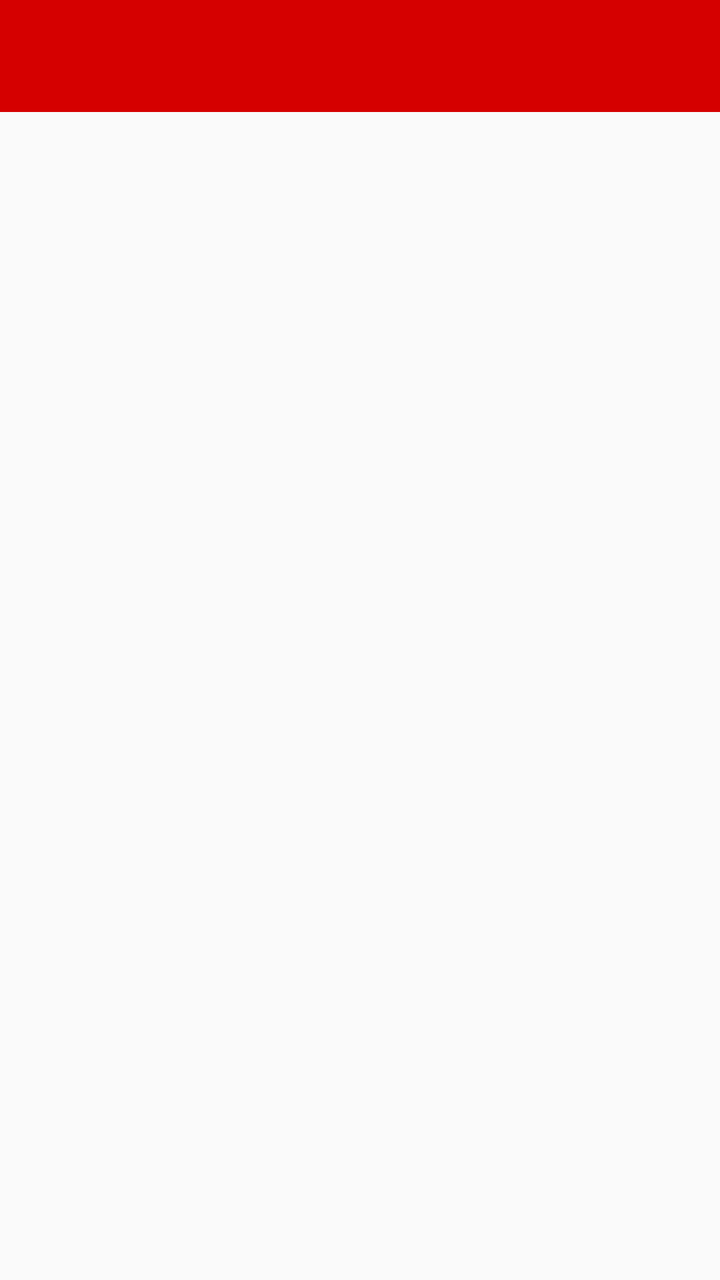
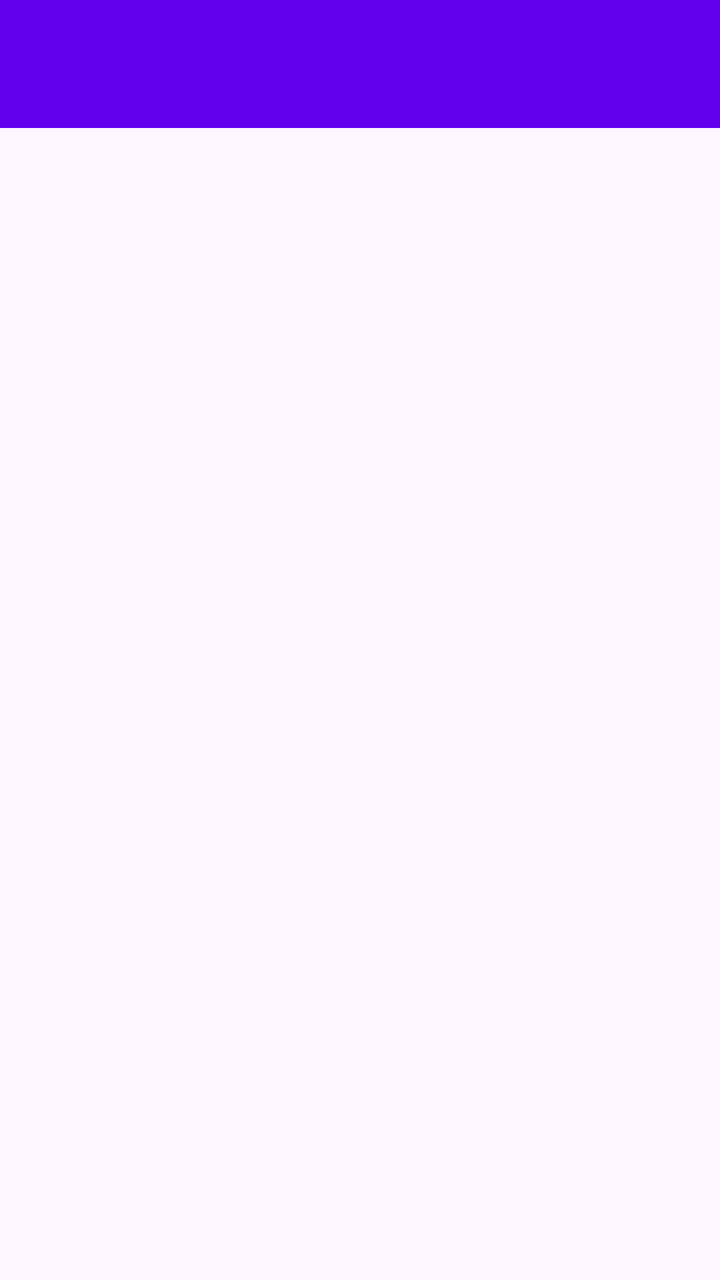

Before-and-after screenshots of an Android layout around one commit, followed by the original layout XML and the change that was made.
<!-- AndroidManifest.xml: activity theme Theme.Quiz1 -->
<!-- res/layout/activity_menu.xml -->
<?xml version="1.0" encoding="utf-8"?>
<androidx.drawerlayout.widget.DrawerLayout xmlns:android="http://schemas.android.com/apk/res/android"
    android:id="@+id/drawerLayout"
    android:layout_width="match_parent"
    android:layout_height="match_parent">

    
    <LinearLayout
        android:layout_width="match_parent"
        android:layout_height="match_parent"
        android:orientation="vertical">

        <androidx.appcompat.widget.Toolbar
            android:id="@+id/toolbar"
            android:layout_width="match_parent"
            android:layout_height="?attr/actionBarSize"
            android:background="?attr/colorPrimary"
            android:theme="@style/ThemeOverlay.AppCompat.Dark.ActionBar" />

        <FrameLayout
            android:id="@+id/contenedorFragmento"
            android:layout_width="match_parent"
            android:layout_height="0dp"
            android:layout_weight="1" />
    </LinearLayout>

    
    <LinearLayout
        android:layout_width="280dp"
        android:layout_height="match_parent"
        android:layout_gravity="start"
        android:orientation="vertical"
        android:padding="16dp"
        android:background="#FFFFFF">

        
        <TextView
            android:id="@+id/tvTituloMenu"
            android:layout_width="wrap_content"
            android:layout_height="wrap_content"
            android:text="Gestión Académica"
            android:textStyle="bold"
            android:textSize="18sp"
            android:layout_gravity="center_horizontal"
            android:layout_marginBottom="8dp" />

        
        <TextView
            android:id="@+id/tvBienvenida"
            android:layout_width="wrap_content"
            android:layout_height="wrap_content"
            android:text="Bienvenido, usuario"
            android:textStyle="italic"
            android:textColor="#666666"
            android:layout_gravity="center_horizontal"
            android:layout_marginBottom="12dp" />

        
        <View
            android:layout_width="match_parent"
            android:layout_height="1dp"
            android:background="#DDDDDD"
            android:layout_marginBottom="12dp" />

        
        <androidx.recyclerview.widget.RecyclerView
            android:id="@+id/menuRecyclerView"
            android:layout_width="match_parent"
            android:layout_height="0dp"
            android:layout_weight="1" />

        
        <View
            android:layout_width="match_parent"
            android:layout_height="1dp"
            android:background="#DDDDDD"
            android:layout_marginTop="12dp"
            android:layout_marginBottom="8dp" />

        
        <TextView
            android:id="@+id/btnLogout"
            android:layout_width="match_parent"
            android:layout_height="wrap_content"
            android:text="Cerrar sesión"
            android:textColor="@android:color/holo_red_dark"
            android:textStyle="bold"
            android:gravity="center"
            android:padding="12dp"
            android:background="?attr/selectableItemBackground" />

    </LinearLayout>
</androidx.drawerlayout.widget.DrawerLayout>
<!-- resources referenced by this layout -->
<resources>
  <style name="Theme.Quiz1" parent="Theme.AppCompat.Light.NoActionBar">
          <item name="colorPrimary">#D50000</item> 
          <item name="colorPrimaryDark">#B71C1C</item>
      </style>
</resources>

<!-- the commit's change to res/layout/activity_menu.xml (unified diff, before → after) -->
@@ -31,7 +31,7 @@
         android:layout_gravity="start"
         android:orientation="vertical"
         android:padding="16dp"
-        android:background="#FFFFFF">
+        android:background="?attr/colorSurface">
 
         
         <TextView
@@ -51,7 +51,7 @@
             android:layout_height="wrap_content"
             android:text="Bienvenido, usuario"
             android:textStyle="italic"
-            android:textColor="#666666"
+            android:textColor="?android:textColorSecondary"
             android:layout_gravity="center_horizontal"
             android:layout_marginBottom="12dp" />
 
@@ -59,7 +59,7 @@
         <View
             android:layout_width="match_parent"
             android:layout_height="1dp"
-            android:background="#DDDDDD"
+            android:background="?attr/colorOutline"
             android:layout_marginBottom="12dp" />
 
         
@@ -73,7 +73,7 @@
         <View
             android:layout_width="match_parent"
             android:layout_height="1dp"
-            android:background="#DDDDDD"
+            android:background="?attr/colorOutline"
             android:layout_marginTop="12dp"
             android:layout_marginBottom="8dp" />
 
@@ -87,7 +87,8 @@
             android:textStyle="bold"
             android:gravity="center"
             android:padding="12dp"
-            android:background="?attr/selectableItemBackground" />
+            android:background="?attr/selectableItemBackground"
+            android:minHeight="48dp" />
 
     </LinearLayout>
 </androidx.drawerlayout.widget.DrawerLayout>
<!-- resource entries referenced after the edit -->
@@ -1,8 +1,13 @@
 <!-- resources referenced by this layout -->
 <resources>
-  <style name="Theme.Quiz1" parent="Theme.AppCompat.Light.NoActionBar">
-          <item name="colorPrimary">#D50000</item> 
-          <item name="colorPrimaryDark">#B71C1C</item>
+  <style name="Theme.Quiz1" parent="Theme.Material3.DayNight.NoActionBar">
+          
+          <item name="colorPrimary">@color/purple_500</item>
+          <item name="colorPrimaryDark">@color/purple_700</item>
+          <item name="colorOnPrimary">@color/white</item>
       </style>
+  <color name="purple_500">#FF6200EE</color>
+  <color name="purple_700">#FF3700B3</color>
+  <color name="white">#FFFFFFFF</color>
 </resources>
 
